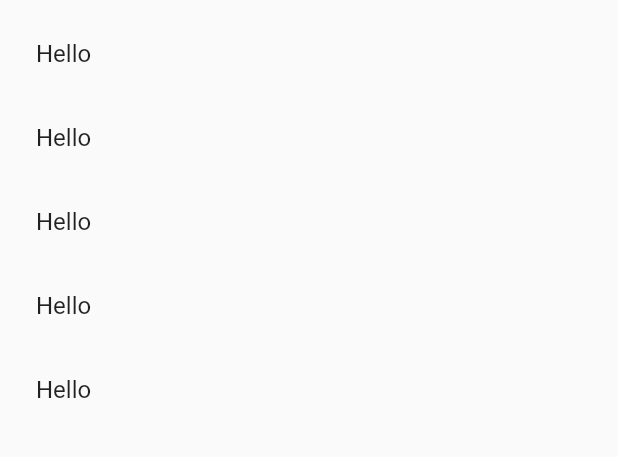
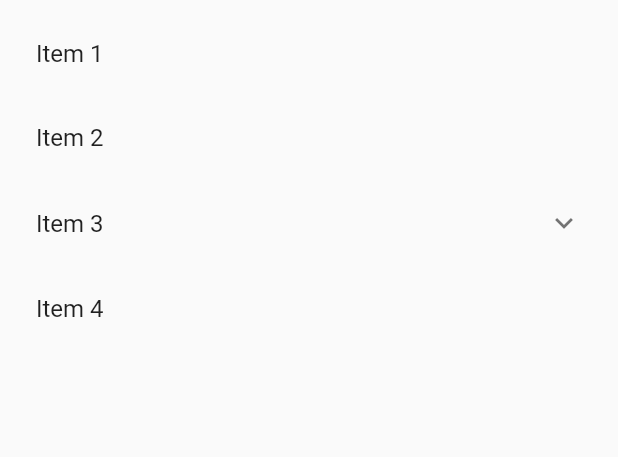
Before and after one commit to rajbahakdanyu/adminpanel_flutter, a Flutter app: the DrawerTitle widget shown alone on an empty page, opened directly, on a phone screen of 412 x 824 dp, the part 98-555 px from its top. Run offline on Flutter 3.47's test engine with Material 2 defaults, Android fonts, the phone set to English and light mode, and no system bars; our stand-ins replace font_awesome_flutter, google_fonts; missing offline and left inert: bitsdojo_window.

Commit message:
Updated List view in drawer

```diff
--- a/lib/widgets/drawer.dart
+++ b/lib/widgets/drawer.dart
@@ -46,13 +46,29 @@ class DrawerTitle extends StatelessWidget {
               behavior: ScrollConfiguration.of(context).copyWith(
                 scrollbars: false,
               ),
-              child: ListView.builder(
-                itemCount: 5,
-                itemBuilder: (context, index) {
-                  return const ListTile(
-                    title: Text('Hello'),
-                  );
-                },
+              child: ListView(
+                children: const [
+                  ListTile(
+                    title: Text('Item 1'),
+                  ),
+                  ListTile(
+                    title: Text('Item 2'),
+                  ),
+                  ExpansionTile(
+                    title: Text('Item 3'),
+                    children: [
+                      ListTile(
+                        title: Text('Sub-item 1'),
+                      ),
+                      ListTile(
+                        title: Text('Sub-item 2'),
+                      ),
+                    ],
+                  ),
+                  ListTile(
+                    title: Text('Item 4'),
+                  ),
+                ],
               ),
             ),
           ),
```
